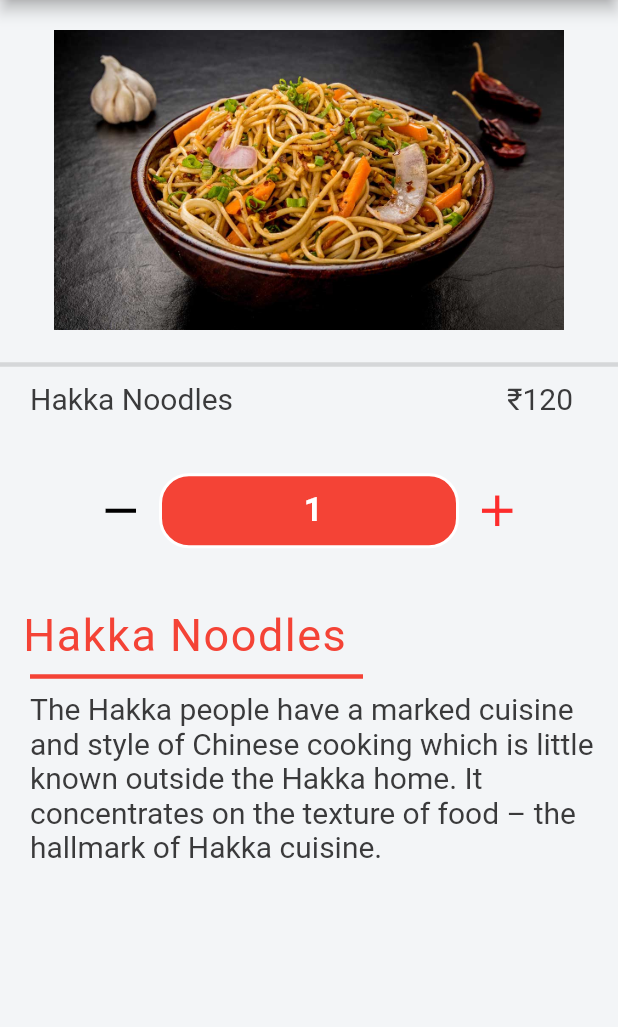
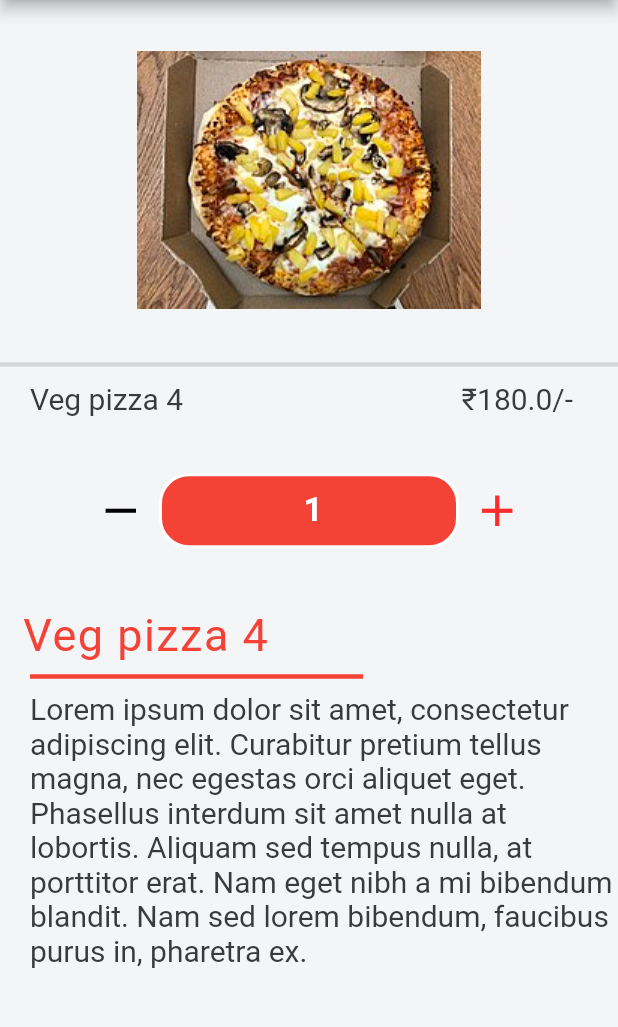
Before and after one commit to Meetg1/FoodByte, a Flutter app: the screen it shows after launch, after a tap on "ADD", on a phone screen of 412 x 824 dp, the part 84-1111 px from its top. Run offline on Flutter 3.47's test engine with Material 2 defaults, Android fonts, the phone set to English and light mode, and no system bars.

Commit message:
dynamic food_detail_page, order model

```diff
--- a/lib/models/food_item.dart
+++ b/lib/models/food_item.dart
@@ -2,11 +2,13 @@ class FoodItem {
   final int id;
   final String name;
   final String imageName;
-  final String description;
+  final String subtitle;
   final double price;
+  final String description =
+      "Lorem ipsum dolor sit amet, consectetur adipiscing elit. Curabitur pretium tellus magna, nec egestas orci aliquet eget. Phasellus interdum sit amet nulla at lobortis. Aliquam sed tempus nulla, at porttitor erat. Nam eget nibh a mi bibendum blandit. Nam sed lorem bibendum, faucibus purus in, pharetra ex. ";
   int allTimeOrders;
   int todayOrders;
 
-  FoodItem(this.id, this.name, this.imageName, this.description, this.price,
+  FoodItem(this.id, this.name, this.imageName, this.subtitle, this.price,
       {this.allTimeOrders: 0, this.todayOrders: 0});
 }
--- a/lib/screens/food_detail.dart
+++ b/lib/screens/food_detail_page.dart
@@ -1,11 +1,137 @@
 import 'package:flutter/material.dart';
 
+class FoodDetailPage extends StatelessWidget {
+  // int _selectedIndex = 0;
+  final String image;
+  final String title;
+  final String price;
+  final String description;
 
-class food_detail extends StatefulWidget {
-  const food_detail({Key? key}) : super(key: key);
+  FoodDetailPage(this.image, this.title, this.price, this.description);
 
   @override
-  _food_detailState createState() => _food_detailState();
+  Widget build(BuildContext context) {
+    return Scaffold(
+      resizeToAvoidBottomInset: false,
+      appBar: AppBar(
+          backgroundColor: const Color(0xFFFFFFFF),
+          leading: Image(
+            image: AssetImage('assets/images/logo_login.jpg'),
+          ),
+          title: Center(
+            child: Text(
+              "FoodByte",
+              style: TextStyle(
+                fontFamily: 'Tempus Sans ITC',
+                fontSize: 40,
+                color: const Color(0xff000000),
+              ),
+            ),
+          ),
+          actions: <Widget>[
+            IconButton(
+                icon: Icon(
+                  Icons.menu_outlined,
+                ),
+                onPressed: null)
+          ]),
+      body: SingleChildScrollView(
+          child: Container(
+        child: Column(
+          children: [
+            Padding(
+              padding: const EdgeInsets.symmetric(vertical: 20, horizontal: 0),
+              child: Center(
+                child: Image(
+                  image: AssetImage(image),
+                  width: 410,
+                  height: 200,
+                ),
+              ),
+            ),
+            Divider(
+              height: 6,
+              thickness: 3,
+            ),
+            Padding(
+              padding: const EdgeInsets.fromLTRB(20, 8, 30, 8),
+              child: Row(
+                mainAxisAlignment: MainAxisAlignment.spaceBetween,
+                children: <Widget>[
+                  Text(
+                    title,
+                    style: TextStyle(
+                        fontSize: 20,
+                        color: Color(0xFF3a3a3b),
+                        fontWeight: FontWeight.w400),
+                    textAlign: TextAlign.left,
+                  ),
+                  Text(
+                    price,
+                    style: TextStyle(
+                        fontSize: 20,
+                        color: Color(0xFF3a3a3b),
+                        fontWeight: FontWeight.w400),
+                    textAlign: TextAlign.left,
+                  )
+                ],
+              ),
+            ),
+            SizedBox(
+              height: 10,
+            ),
+            Container(
+                padding: EdgeInsets.fromLTRB(0, 20, 0, 10),
+                alignment: Alignment.centerRight,
+                child: AddToCartMenu(1)),
+            SizedBox(
+              height: 30,
+            ),
+            Padding(
+              padding: const EdgeInsets.symmetric(horizontal: 15),
+              child: Row(
+                mainAxisAlignment: MainAxisAlignment.start,
+                children: [
+                  Text(
+                    title,
+                    style: TextStyle(
+                      fontSize: 30,
+                      letterSpacing: 1,
+                      color: Colors.red,
+                    ),
+                  ),
+                ],
+              ),
+            ),
+            Divider(
+              height: 20,
+              thickness: 3,
+              indent: 20,
+              endIndent: 170,
+              color: Colors.red,
+            ),
+            Row(
+              children: [
+                SizedBox(
+                  width: 20,
+                ),
+                Expanded(
+                  child: Text(
+                    description,
+                    style: TextStyle(
+                        fontSize: 20,
+                        color: Color(0xFF3a3a3b),
+                        fontWeight: FontWeight.w400),
+                    textAlign: TextAlign.left,
+                  ),
+                ),
+              ],
+            ),
+          ],
+        ),
+      )),
+    );
+  }
 }
 
 class AddToCartMenu extends StatelessWidget {
@@ -57,131 +183,3 @@ class AddToCartMenu extends StatelessWidget {
     );
   }
 }
-
-class _food_detailState extends State<food_detail> {
-  int _selectedIndex = 0;
-
-  @override
-  Widget build(BuildContext context) {
-    return Scaffold(
-      resizeToAvoidBottomInset: false,
-      appBar: AppBar(
-          backgroundColor: const Color(0xFFFFFFFF),
-          leading: Image(
-            image: AssetImage('assets/images/logo_login.jpg'),
-          ),
-          title: Center(
-            child: Text(
-              "FoodByte",
-              style: TextStyle(
-                fontFamily: 'Tempus Sans ITC',
-                fontSize: 40,
-                color: const Color(0xff000000),
-              ),
-            ),
-          ),
-          actions: <Widget>[
-            IconButton(
-                icon: Icon(
-                  Icons.menu_outlined,
-                ),
-                onPressed: null)
-          ]),
-      body: SingleChildScrollView(
-          child: Container(
-        child: Column(
-          children: [
-            Padding(
-              padding: const EdgeInsets.symmetric(vertical: 20, horizontal: 0),
-              child: Center(
-                child: Image(
-                  image: AssetImage("assets/images/chinese1.jpg"),
-                  width: 410,
-                  height: 200,
-                ),
-              ),
-            ),
-            Divider(
-              height: 6,
-              thickness: 3,
-            ),
-            Padding(
-              padding: const EdgeInsets.fromLTRB(20, 8, 30, 8),
-              child: Row(
-                mainAxisAlignment: MainAxisAlignment.spaceBetween,
-                children: <Widget>[
-                  Text(
-                    "Hakka Noodles",
-                    style: TextStyle(
-                        fontSize: 20,
-                        color: Color(0xFF3a3a3b),
-                        fontWeight: FontWeight.w400),
-                    textAlign: TextAlign.left,
-                  ),
-                  Text(
-                    "₹120",
-                    style: TextStyle(
-                        fontSize: 20,
-                        color: Color(0xFF3a3a3b),
-                        fontWeight: FontWeight.w400),
-                    textAlign: TextAlign.left,
-                  )
-                ],
-              ),
-            ),
-            SizedBox(
-              height: 10,
-            ),
-            Container(
-                padding: EdgeInsets.fromLTRB(0, 20, 0, 10),
-                alignment: Alignment.centerRight,
-                child: AddToCartMenu(1)),
-            SizedBox(
-              height: 30,
-            ),
-            Padding(
-              padding: const EdgeInsets.symmetric(horizontal: 15),
-              child: Row(
-                mainAxisAlignment: MainAxisAlignment.start,
-                children: [
-                  Text(
-                    'Hakka Noodles',
-                    style: TextStyle(
-                      fontSize: 30,
-                      letterSpacing: 1,
-                      color: Colors.red,
-                    ),
-                  ),
-                ],
-              ),
-            ),
-            Divider(
-              height: 20,
-              thickness: 3,
-              indent: 20,
-              endIndent: 170,
-              color: Colors.red,
-            ),
-            Row(
-              children: [
-                SizedBox(
-                  width: 20,
-                ),
-                Expanded(
-                  child: Text(
-                    "The Hakka people have a marked cuisine and style of Chinese cooking which is little known outside the Hakka home. It concentrates on the texture of food – the hallmark of Hakka cuisine. ",
-                    style: TextStyle(
-                        fontSize: 20,
-                        color: Color(0xFF3a3a3b),
-                        fontWeight: FontWeight.w400),
-                    textAlign: TextAlign.left,
-                  ),
-                ),
-              ],
-            ),
-          ],
-        ),
-      )),
-    );
-  }
-}
--- a/lib/widgets/carousal1.dart
+++ b/lib/widgets/carousal1.dart
@@ -1,6 +1,7 @@
 import 'package:flutter/material.dart';
 import 'package:foodbyte/models/food_item.dart';
-import 'package:foodbyte/screens/food_detail.dart';
+import 'package:foodbyte/screens/food_detail_page.dart';
+
 class Carousal1 extends StatelessWidget {
   final List<FoodItem> mostPopular;
   final String currentDish;
@@ -62,7 +63,7 @@ class Carousal1 extends StatelessWidget {
                               ),
                             ),
                             Text(
-                              mostPopular[index].description,
+                              mostPopular[index].subtitle,
                               style: TextStyle(
                                 fontSize: 11.0,
                                 fontWeight: FontWeight.w600,
@@ -91,7 +92,12 @@ class Carousal1 extends StatelessWidget {
                                   // color: Colors.black,
                                   child: TextButton(
                                     onPressed: () {
-                                      Navigator.of(context).push(MaterialPageRoute(builder: (context)=>food_detail()));
+                                      Navigator.of(context).push(MaterialPageRoute(
+                                          builder: (context) => FoodDetailPage(
+                                              'assets/images/${mostPopular[index].imageName}',
+                                              mostPopular[index].name,
+                                              "₹${mostPopular[index].price}/-",
+                                              mostPopular[index].description)));
                                     },
                                     child: Text(
                                       'ADD',
```
Also changed, not shown: lib/models/food_cart.dart (added, +11 -0 lines), lib/models/order.dart (added, +10 -0 lines), lib/screens/cart_page.dart (+139 -41 lines), lib/widgets/carousal2.dart (+11 -2 lines).
